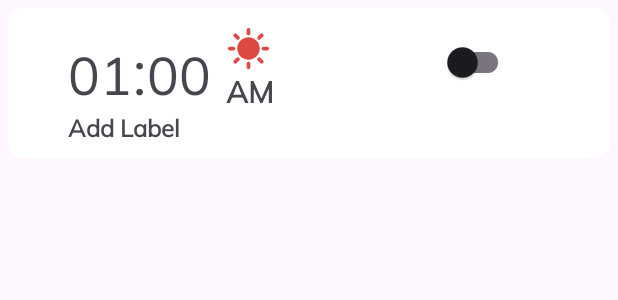
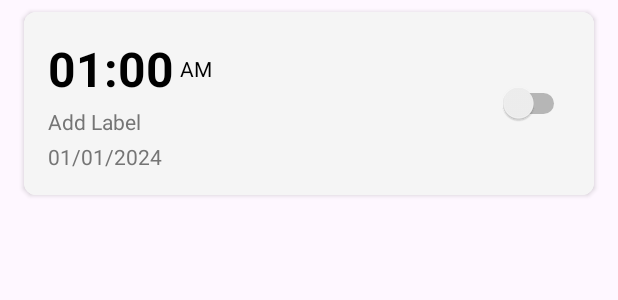
Before and after one commit to daiduoq-ng/lab1-nt131, an Android app: the layout adapter_alarm.xml on its own in the app's theme, with its tools: preview values and no code run, on a phone screen of 412 x 824 dp. Shown: the top 300 px of the screen. Run offline under Robolectric (Android 15) with nearby library versions, the phone set to English and light mode, and no system bars.

Commit message:
Add Alarm Set Up

```diff
--- a/app/src/main/AndroidManifest.xml
+++ b/app/src/main/AndroidManifest.xml
@@ -4,6 +4,9 @@
 
     <uses-permission android:name="android.permission.POST_NOTIFICATIONS" />
     <uses-permission android:name="android.permission.VIBRATE" />
+    <uses-permission android:name="android.permission.WAKE_LOCK" />
+    <uses-permission android:name="android.permission.SCHEDULE_EXACT_ALARM" />
+    <uses-permission android:name="com.android.alarm.permission.SET_ALARM"/>
 
     <application
         android:allowBackup="true"
--- a/app/src/main/java/com/example/duongnvdssupperclock/MainActivity.java
+++ b/app/src/main/java/com/example/duongnvdssupperclock/MainActivity.java
@@ -21,7 +21,6 @@ import adapter.AdapterViewPager;
 import com.example.duongnvdssupperclock.fragment.FragmentClock;
 import com.example.duongnvdssupperclock.fragment.FragmentTimer;
 import com.example.duongnvdssupperclock.fragment.FragmentAlarm;
-
 
 public class MainActivity extends AppCompatActivity {
     ViewPager2 pagerMain;
@@ -63,7 +62,7 @@ public class MainActivity extends AppCompatActivity {
             }
         });
 
-
+        // Handle BottomNavigationView item selections
         bottomNav.setOnItemSelectedListener(new NavigationBarView.OnItemSelectedListener() {
             @Override
             public boolean onNavigationItemSelected(@NonNull MenuItem item) {
--- a/app/src/main/res/layout/adapter_alarm.xml
+++ b/app/src/main/res/layout/adapter_alarm.xml
@@ -1,100 +1,102 @@
 <?xml version="1.0" encoding="utf-8"?>
-<androidx.constraintlayout.widget.ConstraintLayout xmlns:android="http://schemas.android.com/apk/res/android"
+<androidx.cardview.widget.CardView xmlns:android="http://schemas.android.com/apk/res/android"
+    xmlns:app="http://schemas.android.com/apk/res-auto"
     android:layout_width="match_parent"
-    android:layout_height="100dp"
-    android:id="@+id/listLinear"
-    xmlns:app="http://schemas.android.com/apk/res-auto"
-    android:layout_margin="5dp"
-    android:background="@drawable/bg_list">
+    android:layout_height="wrap_content"
+    android:layout_marginHorizontal="16dp"
+    android:layout_marginVertical="8dp"
+    app:cardCornerRadius="8dp"
+    app:cardElevation="2dp">
 
     <LinearLayout
-        android:id="@+id/alarmTime"
+        android:layout_width="match_parent"
+        android:layout_height="wrap_content"
+        android:orientation="horizontal"
+        android:padding="16dp"
+        android:background="#F5F5F5">
+
+        <LinearLayout
+            android:layout_width="0dp"
+            android:layout_height="wrap_content"
+            android:layout_weight="1"
+            android:orientation="vertical">
+
+            <LinearLayout
                 android:layout_width="wrap_content"
                 android:layout_height="wrap_content"
-        app:layout_constraintTop_toTopOf="parent"
-        app:layout_constraintStart_toStartOf="parent"
-        android:layout_marginStart="40dp"
-        android:layout_marginTop="15dp">
+                android:orientation="horizontal"
+                android:gravity="center_vertical">
 
                 <TextView
                     android:id="@+id/alarmHour"
                     android:layout_width="wrap_content"
                     android:layout_height="wrap_content"
-            app:layout_constraintTop_toTopOf="parent"
-            app:layout_constraintStart_toStartOf="parent"
-            android:text="01"
-            android:textSize="35sp"
-            android:fontFamily="@font/mulish_regular"
-            android:gravity="center_vertical"/>
+                    android:textSize="32sp"
+                    android:textColor="#000000"
+                    android:textStyle="bold"
+                    android:text="01"/>
 
                 <TextView
-            android:id="@+id/alarmColumn"
                     android:layout_width="wrap_content"
                     android:layout_height="wrap_content"
-            android:text=":"
-            android:textSize="40dp"
-            app:layout_constraintBottom_toBottomOf="@+id/alarmHour"
-            app:layout_constraintTop_toTopOf="@+id/alarmHour"
-            app:layout_constraintStart_toEndOf="@id/alarmHour"/>
-
+                    android:textSize="32sp"
+                    android:textColor="#000000"
+                    android:textStyle="bold"
+                    android:text=":"/>
 
                 <TextView
                     android:id="@+id/alarmMinute"
                     android:layout_width="wrap_content"
                     android:layout_height="wrap_content"
-            app:layout_constraintTop_toTopOf="@id/alarmHour"
-            app:layout_constraintBottom_toBottomOf="@id/alarmHour"
-            app:layout_constraintStart_toEndOf="@id/alarmColumn"
-            android:text="00"
-            android:textSize="35sp"
-            android:fontFamily="@font/mulish_regular"
-            android:gravity="center_vertical" />
+                    android:textSize="32sp"
+                    android:textColor="#000000"
+                    android:textStyle="bold"
+                    android:text="00"/>
 
+                <TextView
+                    android:id="@+id/alarmAmPm"
+                    android:layout_width="wrap_content"
+                    android:layout_height="wrap_content"
+                    android:textSize="14sp"
+                    android:textColor="#000000"
+                    android:layout_marginStart="4dp"
+                    android:text="AM"/>
+
+                <ImageView
+                    android:id="@+id/alarmIcon"
+                    android:layout_width="16dp"
+                    android:layout_height="16dp"
+                    android:layout_marginStart="8dp"
+                    app:tint="#FF9800" />
             </LinearLayout>
 
             <TextView
                 android:id="@+id/alarmLabel"
                 android:layout_width="wrap_content"
                 android:layout_height="wrap_content"
-        android:text="Add Label"
-        android:textSize="16sp"
-        android:fontFamily="@font/mulish_regular"
-        android:textStyle="bold"
-        app:layout_constraintBottom_toBottomOf="parent"
-        app:layout_constraintStart_toStartOf="@+id/alarmTime"
-        app:layout_constraintTop_toBottomOf="@id/alarmTime"
-        android:layout_marginBottom="10dp"/>
+                android:textSize="14sp"
+                android:textColor="#757575"
+                android:layout_marginTop="4dp"
+                android:text="Add Label"/>
 
+            <!-- Thêm TextView cho ngày -->
             <TextView
-        android:id="@+id/alarmUnit"
+                android:id="@+id/alarmDate"
                 android:layout_width="wrap_content"
                 android:layout_height="wrap_content"
-        android:text="AM"
-        android:textSize="20sp"
-        android:fontFamily="@font/mulish_regular"
-        android:textStyle="bold"
-        app:layout_constraintStart_toEndOf="@id/alarmTime"
-        app:layout_constraintBottom_toBottomOf="@id/alarmTime"
-        android:layout_marginStart="10dp"/>
+                android:textSize="14sp"
+                android:textColor="#757575"
+                android:layout_marginTop="4dp"
+                android:text="01/01/2024"/>
 
-    <ImageView
-        android:id="@+id/imageView"
-        android:layout_width="30dp"
-        android:layout_height="30dp"
-        android:layout_marginStart="10dp"
-        android:src="@drawable/ic_sun"
-        app:layout_constraintBottom_toTopOf="@id/alarmUnit"
-        app:layout_constraintStart_toEndOf="@id/alarmTime" />
+        </LinearLayout>
 
-    <com.google.android.material.switchmaterial.SwitchMaterial
+        <Switch
             android:id="@+id/alarmSwitch"
             android:layout_width="wrap_content"
             android:layout_height="wrap_content"
-        app:layout_constraintEnd_toEndOf="parent"
-        app:layout_constraintStart_toEndOf="@+id/imageView"
-        app:layout_constraintTop_toTopOf="@id/imageView"
-        android:layout_marginStart="50dp"/>
+            android:layout_gravity="center_vertical"/>
 
+    </LinearLayout>
 
-
-</androidx.constraintlayout.widget.ConstraintLayout>
+</androidx.cardview.widget.CardView>
--- a/app/src/main/res/values/colors.xml
+++ b/app/src/main/res/values/colors.xml
@@ -10,5 +10,8 @@
     <color name="greenDark">#3a693a</color>
     <color name="greenLight">#bbf0b5</color>
     <color name="error">#ba1a1a</color>
-
+    <!-- Màu cho mặt trời -->
+    <color name="sun_color">#FF9800</color>
+    <!-- Màu cho mặt trăng -->
+    <color name="moon_color">#757575</color>
 </resources>
```
Also changed, not shown: app/src/main/java/com/example/duongnvdssupperclock/EditAlarm.java (+30 -9 lines), app/src/main/java/com/example/duongnvdssupperclock/adapter/AlarmAdapter.java (+48 -7 lines), app/src/main/java/com/example/duongnvdssupperclock/fragment/FragmentAlarm.java (+13 -11 lines), app/src/main/java/com/example/duongnvdssupperclock/model/Alarm.java (+57 -20 lines), app/src/main/java/com/example/duongnvdssupperclock/viewmodel/AlarmViewModel.java (added, +24 -0 lines), app/src/main/res/layout/activity_edit_alarm.xml (+48 -31 lines), app/src/main/res/drawable/ic_alarm.jpg (added). Lines whose indentation alone changed are shown as unchanged.
